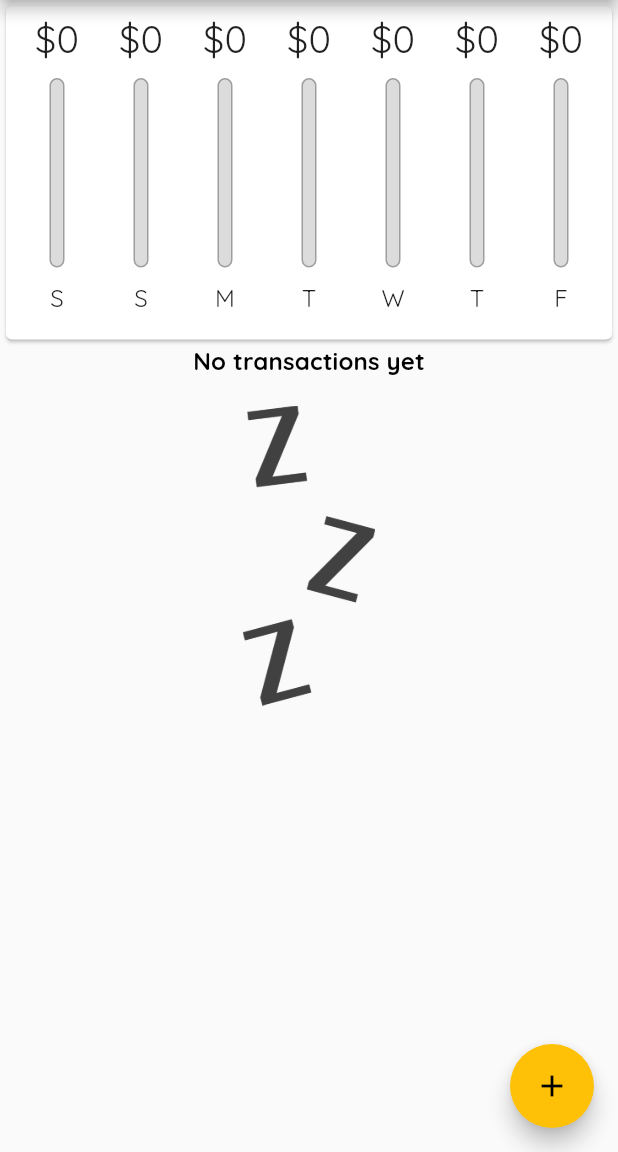
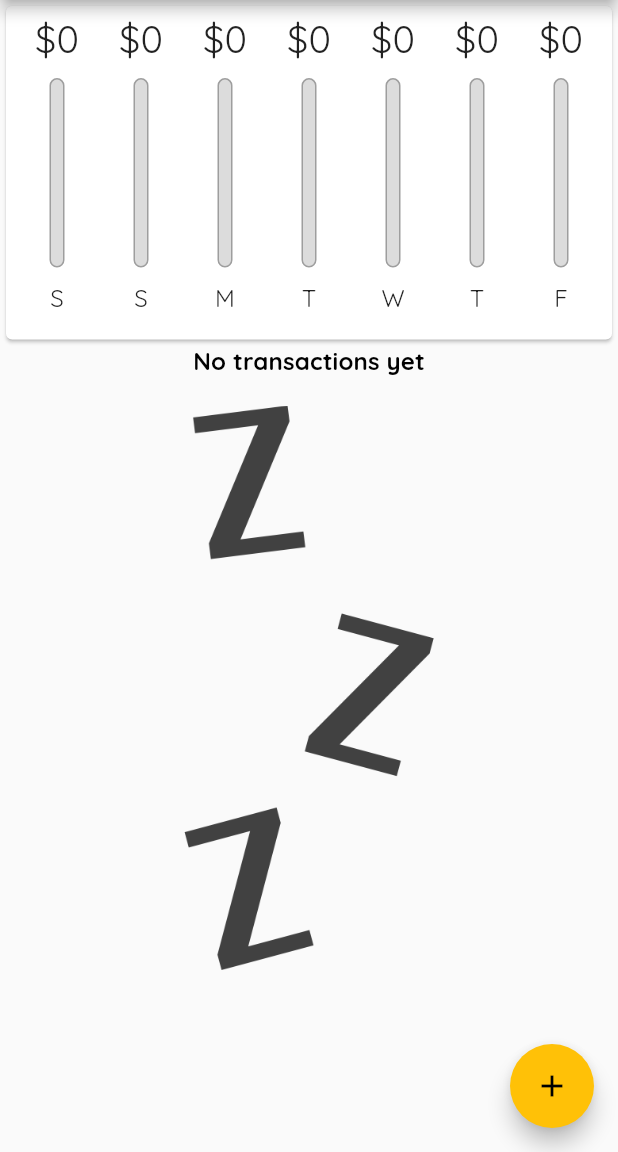
Before and after one commit to IyiolaJay/expense_tracker, a Flutter app: the screen it shows after launch, on a phone screen of 412 x 824 dp, the part 84-1236 px from its top. Run offline on Flutter 3.47's test engine with Material 2 defaults, Android fonts, the phone set to English and light mode, and no system bars.

Commit message:
working onn responsiveness

```diff
--- a/lib/main.dart
+++ b/lib/main.dart
@@ -21,7 +21,8 @@ class MyApp extends StatelessWidget {
       title: 'Expense Tracker',
       theme: ThemeData(
         fontFamily: 'Quicksand',
-        colorScheme: ColorScheme.fromSwatch(primarySwatch: Colors.purple)
+        colorScheme: ColorScheme.fromSwatch(
+                primarySwatch: Colors.purple, accentColor: Colors.amber)
             .copyWith(secondary: Colors.amber),
         textTheme: ThemeData.light().textTheme.copyWith(
             titleSmall: const TextStyle(
@@ -73,6 +74,8 @@ class _MyHomePageState extends State<MyHomePage> {
     //   ),
   ];
 
+  bool _showChart = false;
+
   List<Transaction> get _recentTransactions {
     return _userTransactions.where((tx) {
       return tx.date.isAfter(DateTime.now().subtract(const Duration(days: 7)));
@@ -111,6 +114,17 @@ class _MyHomePageState extends State<MyHomePage> {
 
   @override
   Widget build(BuildContext context) {
+    final mediaQuery = MediaQuery.of(context);
+    final isLandscape =
+        mediaQuery.orientation == Orientation.landscape;
+    final txListWidget = SizedBox(
+      height: (mediaQuery.size.height -
+              AppBar().preferredSize.height -
+              mediaQuery.padding.top) *
+          0.7,
+      child: TransactionList(
+          transactions: _userTransactions, deleteTx: _deleteTransaction),
+    );
     return Scaffold(
       appBar: AppBar(
         title: const Text('Expenses'),
@@ -126,21 +140,37 @@ class _MyHomePageState extends State<MyHomePage> {
         child: Column(
           crossAxisAlignment: CrossAxisAlignment.stretch,
           children: [
+            if (isLandscape)
+              Row(
+                mainAxisAlignment: MainAxisAlignment.center,
+                children: [
+                  const Text('Show Chat'),
+                  Switch(
+                      value: _showChart,
+                      onChanged: (val) {
+                        setState(() {
+                          _showChart = val;
+                        });
+                      }),
+                ],
+              ),
+            if (!isLandscape)
               SizedBox(
-                height: (MediaQuery.of(context).size.height -
+                  height: (mediaQuery.size.height -
                           AppBar().preferredSize.height -
-                        MediaQuery.of(context).padding.top) *
+                          mediaQuery.padding.top) *
                       0.3,
                   child: Chart(recentTransactions: _recentTransactions)),
-            SizedBox(
-              height: (MediaQuery.of(context).size.height -
+            if (!isLandscape) txListWidget,
+            if (isLandscape)
+              _showChart
+                  ? SizedBox(
+                      height: (mediaQuery.size.height -
                               AppBar().preferredSize.height -
-                      MediaQuery.of(context).padding.top) *
+                              mediaQuery.padding.top) *
                           0.7,
-              child: TransactionList(
-                  transactions: _userTransactions,
-                  deleteTx: _deleteTransaction),
-            ),
+                      child: Chart(recentTransactions: _recentTransactions))
+                  : txListWidget
           ],
         ),
       ),
--- a/lib/widgets/chart_bar.dart
+++ b/lib/widgets/chart_bar.dart
@@ -16,7 +16,7 @@ class ChartBar extends StatelessWidget {
       builder: (context, constraints) {
       return Column(
         children: [
-          Container(
+          SizedBox(
             height: constraints.maxHeight * 0.15,
             child:
                 FittedBox(child: Text('\$${amountSpent.toStringAsFixed(0)}')),
@@ -52,7 +52,7 @@ class ChartBar extends StatelessWidget {
            SizedBox(
             height: constraints.maxHeight * 0.05,
           ),
-          Container(
+          SizedBox(
             height: constraints.maxHeight * 0.15,
             child: Text(label)),
         ],
--- a/lib/widgets/transaction_list.dart
+++ b/lib/widgets/transaction_list.dart
@@ -14,7 +14,8 @@ class TransactionList extends StatelessWidget {
     return SizedBox(
       height: 450,
       child: transactions.isEmpty
-          ? Column(
+          ? LayoutBuilder(builder: (context, constraints) {
+              return Column(
                 children: [
                   Text('No transactions yet',
                       style: Theme.of(context).textTheme.titleSmall),
@@ -22,13 +23,14 @@ class TransactionList extends StatelessWidget {
                     height: 20,
                   ),
                   SizedBox(
-                    height: 200,
+                      height: constraints.maxHeight * 0.7,
                       child: Image.asset(
                         'assets/images/waiting.png',
                         fit: BoxFit.cover,
                       )),
                 ],
-            )
+              );
+            })
           : ListView.builder(
               itemCount: transactions.length,
               itemBuilder: (ctx, index) {
@@ -54,7 +56,14 @@ class TransactionList extends StatelessWidget {
                     subtitle: Text(
                       DateFormat.yMMMd().format(transactions[index].date),
                     ),
-                    trailing: IconButton(
+                    trailing: MediaQuery.of(context).size.width > 426
+                        ? TextButton.icon(
+                            onPressed: () {
+                              deleteTx(transactions[index].id);
+                            },
+                            icon: const Icon(Icons.delete),
+                            label: const Text('Delete'))
+                        : IconButton(
                             color: Theme.of(context).colorScheme.error,
                             onPressed: () {
                               deleteTx(transactions[index].id);
```
Also changed, not shown: lib/widgets/new_transaction.dart (+9 -3 lines). Lines whose indentation alone changed are shown as unchanged.
